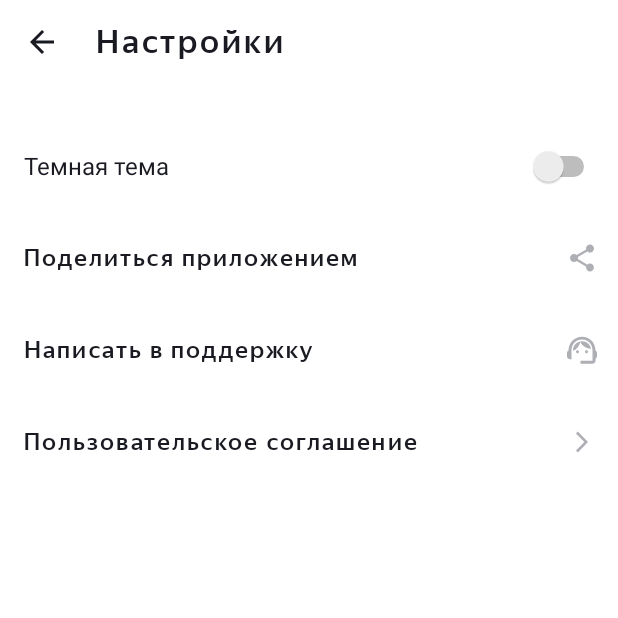
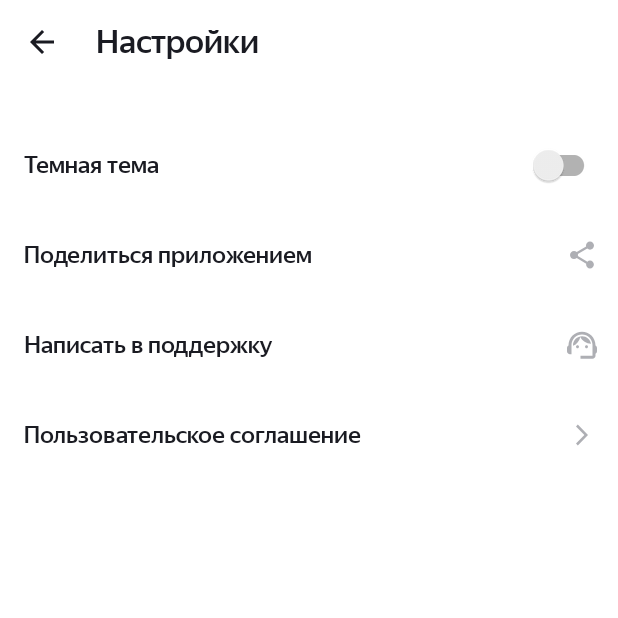
Before and after one commit to nemislimus/Playlist_Maker, an Android app: the SettingsActivity screen opened directly, with no data from a screen before it, on a phone screen of 412 x 824 dp, the top half of it. Run offline under Robolectric (Android 15) with nearby library versions, the phone set to English and light mode, and no system bars.

Commit message:
Внёс правки по рекомендациям к ДЗ

```diff
--- a/app/src/main/java/com/practicum/playlistmaker/SettingsActivity.kt
+++ b/app/src/main/java/com/practicum/playlistmaker/SettingsActivity.kt
@@ -13,8 +13,7 @@ class SettingsActivity : AppCompatActivity() {
         val backToMainScreenButton = findViewById<Button>(R.id.BackFromSettingsButton)
 
         backToMainScreenButton.setOnClickListener {
-            val clickOnBackButton = Intent(this, MainActivity::class.java)
-            startActivity(clickOnBackButton)
+            finish()
         }
 
     }
--- a/app/src/main/res/layout/activity_settings.xml
+++ b/app/src/main/res/layout/activity_settings.xml
@@ -13,11 +13,11 @@
         android:text="@string/main_settings"
         app:icon="@drawable/ic_arrow_back" />
 
-    <Switch
+
+    <androidx.appcompat.widget.SwitchCompat
         android:id="@+id/SwitchDayOrNight"
-        android:text="@string/settings_darkTheme"
-        tools:ignore="UseSwitchCompatOrMaterialXml"
-        style="@style/SettingsScreenSwitch"/>
+        style="@style/SettingsScreenSwitch"
+        android:text="@string/settings_darkTheme" />
 
     <Button
         android:id="@+id/ShareButton"
--- a/app/src/main/res/values-night/styles.xml
+++ b/app/src/main/res/values-night/styles.xml
@@ -16,11 +16,12 @@
         <item name="android:textAlignment">viewStart</item>
         <item name="android:textAllCaps">false</item>
         <item name="android:foreground">?attr/selectableItemBackground</item>
+        <item name="android:letterSpacing">0</item>
     </style>
 
     <style name="SettingScreenButtonBase.MenuButtons">
         <item name="android:textSize">@dimen/settings_menu_text_size</item>
-        <item name="android:layout_height">61dp</item>
+        <item name="android:layout_height">60dp</item>
         <item name="iconTint">@color/white</item>
         <item name="iconGravity">end</item>
     </style>
@@ -37,9 +38,10 @@
         <item name="android:textSize">@dimen/settings_menu_text_size</item>
         <item name="android:textColor">@color/white</item>
         <item name="android:textAlignment">viewStart</item>
-        <item name="android:layout_height">61dp</item>
+        <item name="android:layout_height">60dp</item>
         <item name="android:layout_width">match_parent</item>
         <item name="switchPadding">0dp</item>
+        <item name="android:letterSpacing">0</item>
         <item name="fontFamily">@font/ys_display_medium</item>
 
     </style>
--- a/app/src/main/res/values/styles.xml
+++ b/app/src/main/res/values/styles.xml
@@ -4,8 +4,8 @@
 
 
     <style name="MainScreenTextBase">
-        <item name="android:textColor"> @color/white </item>
-        <item name="fontFamily"> @font/ys_display_medium </item>
+        <item name="android:textColor">@color/white</item>
+        <item name="fontFamily">@font/ys_display_medium</item>
         <item name="android:textSize">@dimen/main_screen_text_size</item>
         <item name="android:textAllCaps">false</item>
     </style>
@@ -26,6 +26,7 @@
         <item name="iconPadding">8dp</item>
         <item name="iconSize">24dp</item>
         <item name="android:textAllCaps">false</item>
+        <item name="android:letterSpacing">0</item>
         <item name="android:insetTop">0dp</item>
         <item name="android:insetBottom">0dp</item>
         <item name="android:insetLeft">0dp</item>
@@ -46,11 +47,12 @@
         <item name="android:textAlignment">viewStart</item>
         <item name="android:textAllCaps">false</item>
         <item name="android:foreground">?attr/selectableItemBackground</item>
+        <item name="android:letterSpacing">0</item>
     </style>
 
     <style name="SettingScreenButtonBase.MenuButtons">
         <item name="android:textSize">@dimen/settings_menu_text_size</item>
-        <item name="android:layout_height">61dp</item>
+        <item name="android:layout_height">60dp</item>
         <item name="iconTint">@color/grey</item>
         <item name="iconGravity">end</item>
     </style>
@@ -67,9 +69,10 @@
         <item name="android:textSize">@dimen/settings_menu_text_size</item>
         <item name="android:textColor">@color/dark</item>
         <item name="android:textAlignment">viewStart</item>
-        <item name="android:layout_height">61dp</item>
+        <item name="android:layout_height">60dp</item>
         <item name="android:layout_width">match_parent</item>
         <item name="switchPadding">0dp</item>
+        <item name="android:letterSpacing">0</item>
         <item name="fontFamily">@font/ys_display_medium</item>
 
     </style>
```
Also changed, not shown: app/src/main/res/layout/activity_main.xml (+2 -8 lines).
